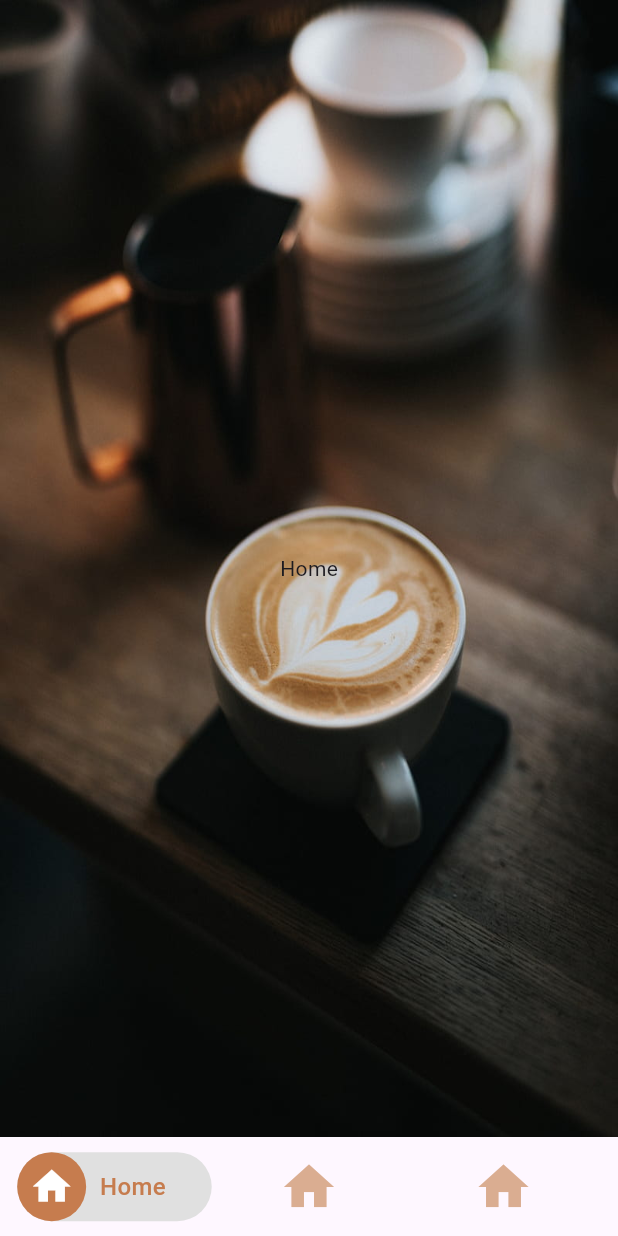
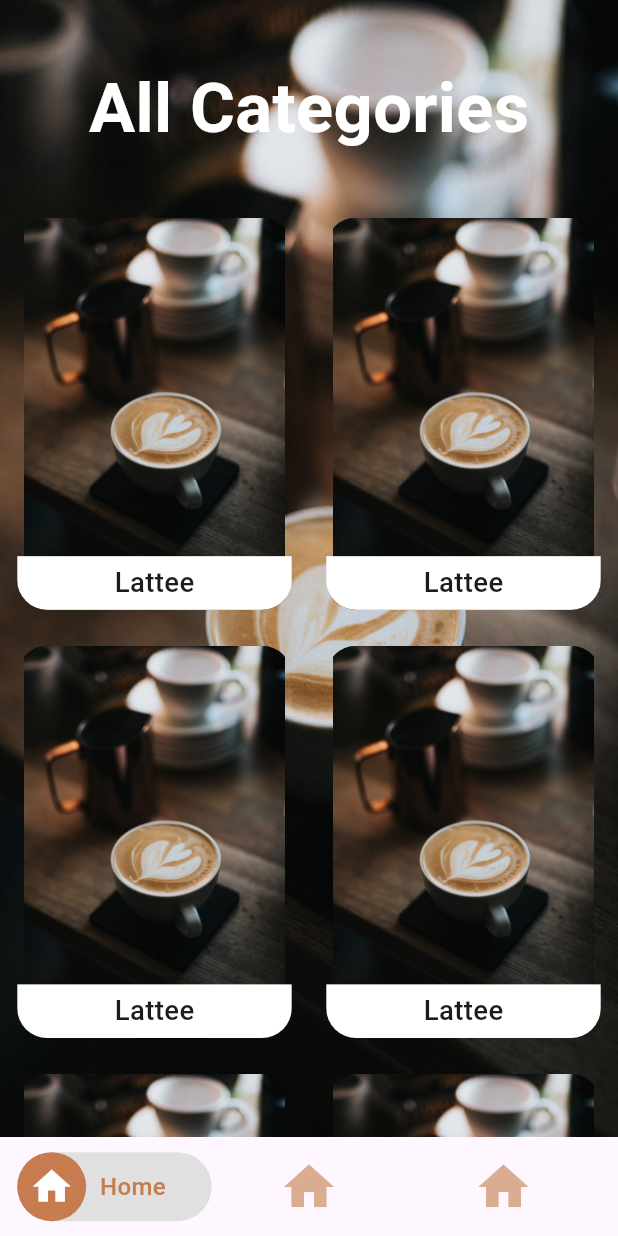
Before and after one commit to seiftarek10/Coffee-Oasis, a Flutter app: the screen it shows after launch, on a phone screen of 412 x 824 dp. Run offline on Flutter 3.47's test engine with Material 3 defaults, Android fonts, the phone set to English and light mode, and no system bars; our stand-ins replace flutter_screenutil, go_router.

Commit message:
create all categroies list view in home owner page

```diff
--- /dev/null
+++ b/lib/Core/Helpers/space.dart
@@ -0,0 +1,6 @@
+import 'package:flutter/material.dart';
+
+abstract class Space {
+  static SizedBox topSpace = const SizedBox(height: 40);
+  static SizedBox bottomSpace = const SizedBox(height: 20);
+}
--- a/lib/Core/Routes/app_router.dart
+++ b/lib/Core/Routes/app_router.dart
@@ -11,9 +11,9 @@ final GoRouter router = GoRouter(
         pageBuilder: (context, state) =>
             pageTransition(context, state, const SplashView())),
     GoRoute(
-        path: Routes.ownerHome,
+        path: Routes.owner,
         pageBuilder: (context, state) =>
-            pageTransition(context, state, const OwnerHome())),
+            pageTransition(context, state, const OwnerView())),
 
   ],
 );
--- a/lib/Core/Routes/routes_keys.dart
+++ b/lib/Core/Routes/routes_keys.dart
@@ -1,3 +1,3 @@
 abstract class Routes {
-  static const String ownerHome = '/ownerHome';
+  static const String owner = '/owner';
 }
--- a/lib/Core/Theme/fonts.dart
+++ b/lib/Core/Theme/fonts.dart
@@ -12,6 +12,12 @@ abstract class Fonts {
   fontWeight: FontWeight.w300
   );
 
+      static TextStyle font40_700White =  TextStyle(
+    fontSize: 40.sp,
+  fontWeight: FontWeight.w700,
+  color: Colors.white
+  );
+
 
    static TextStyle font14_400PrimaryColor =  TextStyle(
     fontSize: 14.sp,
--- a/lib/Core/Widgets/Bottom Bar/app_bottom_bar.dart
+++ b/lib/Core/Widgets/Bottom Bar/app_bottom_bar.dart
@@ -43,9 +43,11 @@ class _AppBottomBarState extends State<AppBottomBar> {
             }).toList()),
           )),
       resizeToAvoidBottomInset: false,
-      body: Stack(children: [
-        Background(child: widget.pages.elementAt(_selectedIndex))
-      ]),
+      body: SafeArea(
+        child: Stack(children: [
+          Background(child: widget.pages.elementAt(_selectedIndex))
+        ]),
+      ),
 
       //   bottomNavigationBar:
     );
--- /dev/null
+++ b/lib/Features/Owner/Presentation/Views/Widgets/all_categroies_list_view.dart
@@ -0,0 +1,23 @@
+import 'package:coffee_oasis/Features/Owner/Presentation/Views/Widgets/category.dart';
+import 'package:flutter/material.dart';
+import 'package:flutter_screenutil/flutter_screenutil.dart';
+
+class AllCategoiresListView extends StatelessWidget {
+  const AllCategoiresListView({
+    super.key,
+  });
+
+  @override
+  Widget build(BuildContext context) {
+    return SliverGrid(
+      gridDelegate: SliverGridDelegateWithFixedCrossAxisCount(
+          crossAxisCount: 2,
+          childAspectRatio: 0.7,
+          crossAxisSpacing: 20.w,
+          mainAxisSpacing: 20.h),
+      delegate: SliverChildBuilderDelegate((context, index) {
+        return const Category();
+      }, childCount: 20),
+    );
+  }
+}
--- /dev/null
+++ b/lib/Features/Owner/Presentation/Views/Widgets/category.dart
@@ -0,0 +1,29 @@
+import 'package:coffee_oasis/Core/Theme/fonts.dart';
+import 'package:coffee_oasis/Core/Utils/assets.dart';
+import 'package:flutter/material.dart';
+import 'package:flutter_screenutil/flutter_screenutil.dart';
+
+class Category extends StatelessWidget {
+  const Category({
+    super.key,
+  });
+
+  @override
+  Widget build(BuildContext context) {
+    return ClipRRect(
+      borderRadius: BorderRadius.circular(20),
+      child: GridTile(
+        footer: Container(
+          color: Colors.white,
+          height: 30.h,
+          child: Center(
+              child: Text(
+            'Lattee',
+            style: Fonts.font16_500,
+          )),
+        ),
+        child: const Image(image: AssetImage(Assets.imagesBackground)),
+      ),
+    );
+  }
+}
--- a/lib/Features/Owner/Presentation/Views/owner.dart
+++ b/lib/Features/Owner/Presentation/Views/owner.dart
@@ -1,9 +1,10 @@
 import 'package:coffee_oasis/Core/Models/bottom_naivigation_bar_item.dart';
 import 'package:coffee_oasis/Core/Widgets/Bottom%20Bar/app_bottom_bar.dart';
+import 'package:coffee_oasis/Features/Owner/Presentation/Views/owner_home.dart';
 import 'package:flutter/material.dart';
 
-class OwnerHome extends StatelessWidget {
-  const OwnerHome({super.key});
+class OwnerView extends StatelessWidget {
+  const OwnerView({super.key});
 
   @override
   Widget build(BuildContext context) {
@@ -14,7 +15,7 @@ class OwnerHome extends StatelessWidget {
         BottomBarItemModel(title: 'Home', icon: Icons.home)
       ],
       pages: const [
-        Center(child: Text('Home')),
+        OwnerHomeView(),
         Center(child: Text('analytics')),
         Center(child: Text('coffee')),
       ],
--- /dev/null
+++ b/lib/Features/Owner/Presentation/Views/owner_home.dart
@@ -0,0 +1,29 @@
+import 'package:coffee_oasis/Core/Helpers/space.dart';
+import 'package:coffee_oasis/Core/Theme/fonts.dart';
+import 'package:coffee_oasis/Features/Owner/Presentation/Views/Widgets/all_categroies_list_view.dart';
+import 'package:flutter/material.dart';
+import 'package:flutter_screenutil/flutter_screenutil.dart';
+
+class OwnerHomeView extends StatelessWidget {
+  const OwnerHomeView({super.key});
+
+  @override
+  Widget build(BuildContext context) {
+    return Padding(
+      padding: EdgeInsets.symmetric(horizontal: 10.w),
+      child: CustomScrollView(
+        physics: const BouncingScrollPhysics(),
+        slivers: [
+          SliverToBoxAdapter(
+              child: Column(children: [
+            Space.topSpace,
+            Text("All Categories", style: Fonts.font40_700White),
+            Space.topSpace,
+          ])),
+          const AllCategoiresListView(),
+          SliverToBoxAdapter(child: Space.bottomSpace)
+        ],
+      ),
+    );
+  }
+}
--- a/lib/Features/Splash Screen/splash_view.dart
+++ b/lib/Features/Splash Screen/splash_view.dart
@@ -14,7 +14,7 @@ class _SplashViewState extends State<SplashView> {
   void _navigation() {
     Future.delayed(const Duration(milliseconds: 500), () {
       if (mounted) {
-        GoRouter.of(context).pushReplacement(Routes.ownerHome);
+        GoRouter.of(context).pushReplacement(Routes.owner);
       }
     });
   }
```
